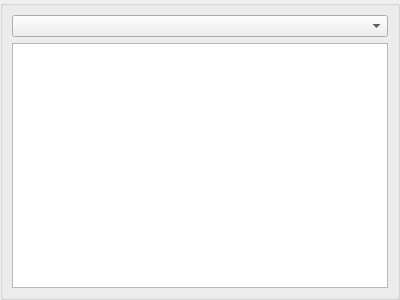
Old version of the form fixturedetailwidget.ui in the repository kublasean/LightTriggerQt.
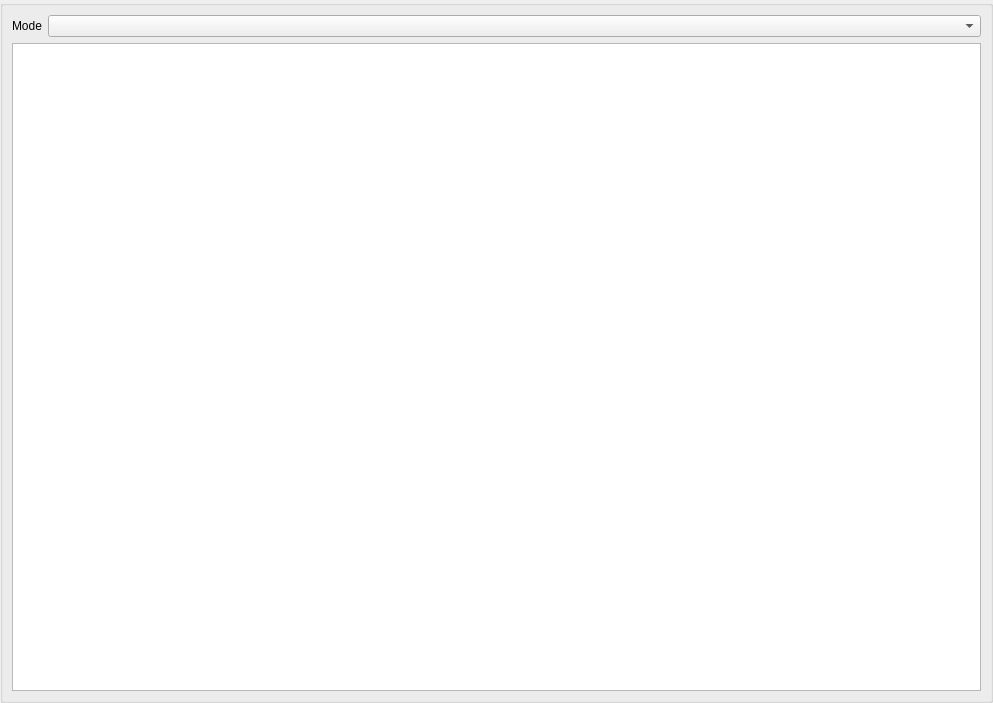
New version of the form.

Commit message: mode parsing, and mode channel list ui added

Patch:
```diff
--- a/fixturedetailwidget.ui
+++ b/fixturedetailwidget.ui
@@ -6,14 +6,14 @@
    <rect>
     <x>0</x>
     <y>0</y>
-    <width>400</width>
-    <height>300</height>
+    <width>993</width>
+    <height>703</height>
    </rect>
   </property>
   <property name="windowTitle">
    <string>Form</string>
   </property>
-  <layout class="QVBoxLayout" name="verticalLayout">
+  <layout class="QVBoxLayout" name="verticalLayout_2">
    <property name="leftMargin">
     <number>0</number>
    </property>
@@ -34,15 +34,45 @@
      <property name="flat">
       <bool>false</bool>
      </property>
-     <layout class="QVBoxLayout" name="verticalLayout_2">
+     <layout class="QVBoxLayout" name="verticalLayout">
       <item>
-       <layout class="QFormLayout" name="formLayout"/>
+       <layout class="QFormLayout" name="formLayout">
+        <item row="0" column="0">
+         <widget class="QLabel" name="label">
+          <property name="text">
+           <string>Mode</string>
+          </property>
+         </widget>
+        </item>
+        <item row="0" column="1">
+         <widget class="QComboBox" name="comboBox"/>
+        </item>
+       </layout>
       </item>
       <item>
-       <widget class="QComboBox" name="comboBox"/>
-      </item>
-      <item>
-       <widget class="QListWidget" name="listWidget"/>
+       <widget class="QListWidget" name="listWidget">
+        <property name="focusPolicy">
+         <enum>Qt::NoFocus</enum>
+        </property>
+        <property name="verticalScrollBarPolicy">
+         <enum>Qt::ScrollBarAsNeeded</enum>
+        </property>
+        <property name="horizontalScrollBarPolicy">
+         <enum>Qt::ScrollBarAlwaysOff</enum>
+        </property>
+        <property name="editTriggers">
+         <set>QAbstractItemView::NoEditTriggers</set>
+        </property>
+        <property name="showDropIndicator" stdset="0">
+         <bool>false</bool>
+        </property>
+        <property name="selectionMode">
+         <enum>QAbstractItemView::NoSelection</enum>
+        </property>
+        <property name="uniformItemSizes">
+         <bool>true</bool>
+        </property>
+       </widget>
       </item>
      </layout>
     </widget>
```
The commit also changes 4 other files.
